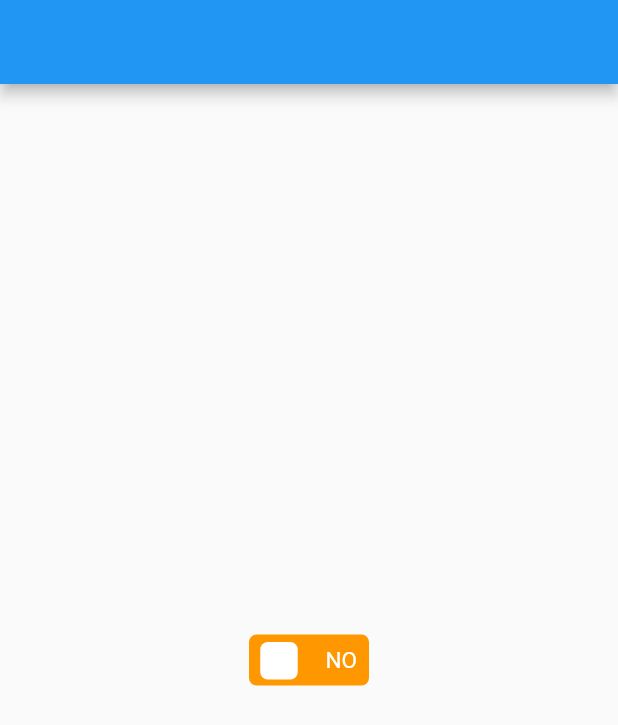
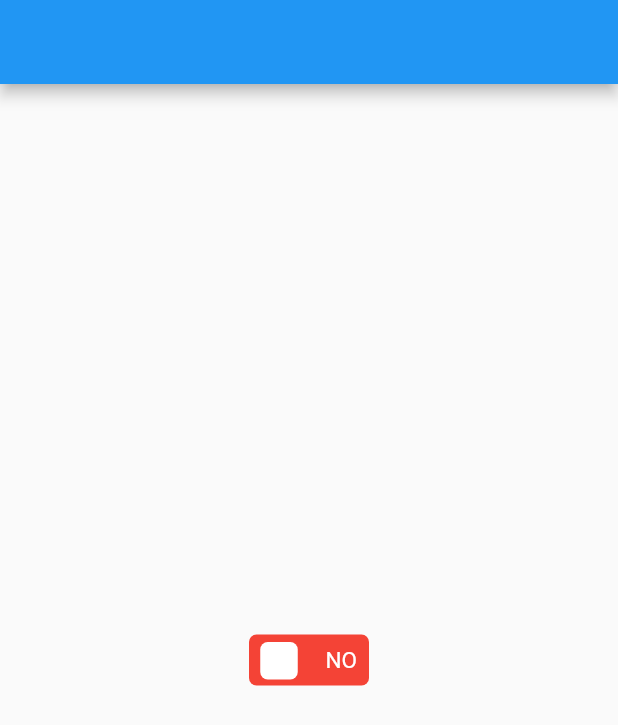
Before and after one commit to martynq/on_off_SwitchButton, a Flutter app: the screen it shows after launch, on a phone screen of 412 x 824 dp. Shown: the top 725 px of the screen. Run offline on Flutter 3.47's test engine with Material 2 defaults, Android fonts, the phone set to English and light mode, and no system bars; statements that could not run were skipped.

Commit message:
colors changed

```diff
--- a/lib/main.dart
+++ b/lib/main.dart
@@ -11,8 +11,8 @@ class MyApp extends StatelessWidget {
     return MaterialApp(
       theme: ThemeData(),
       home: const AnimatedToggleButton(
-        onColor: Colors.green,
-        offColor: Colors.orange,
+        onColor: Colors.blue,
+        offColor: Colors.red,
         toggleColor: Colors.white,
         onText: 'YES',
         offText: 'NO',
@@ -174,7 +174,7 @@ class _AnimatedToggleButtonState extends State<AnimatedToggleButton> {
     );
   }
 
-  // ignore: always_declare_return_types, type_annotate_public_apis
+  ignore: always_declare_return_types, type_annotate_public_apis
   void toggleButton() {
     setState(() {
       toggleValue = !toggleValue;
```
